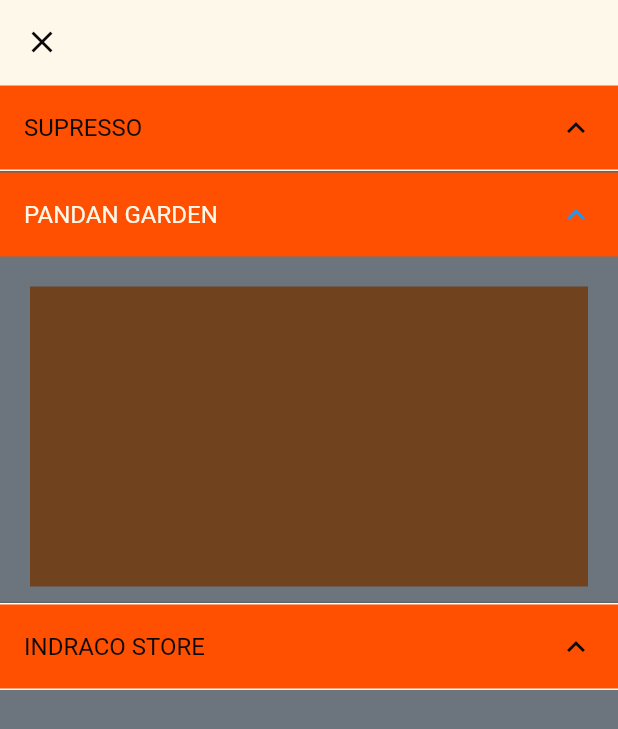
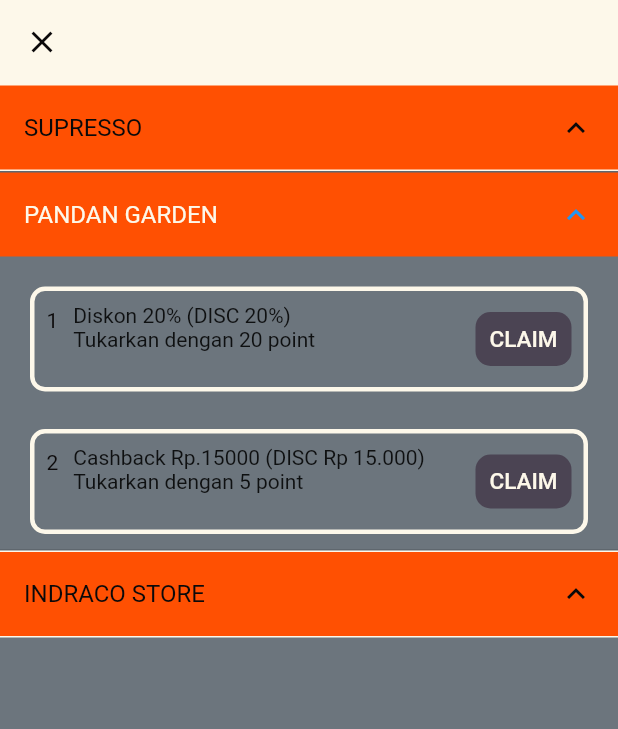
Before and after one commit to RonwasHere/dio, a Flutter app: the EnamPage screen opened directly, after a tap on "PANDAN GARDEN", on a phone screen of 412 x 824 dp. Shown: the top 729 px of the screen. Run offline on Flutter 3.47's test engine with Material 2 defaults, Android fonts, the phone set to English and light mode, and no system bars; our stand-ins replace carousel_slider, gallery_saver.

Commit message:
fix = children expansion tile, [isinya container kode vouceher] sudah fix + file sdh dipisah

```diff
--- a/lib/dua_page.dart
+++ b/lib/dua_page.dart
@@ -1,4 +1,4 @@
-import 'package:dio/theme.dart/theme_file.dart';
+import 'package:dio/theme/theme_file.dart';
 import 'package:flutter/material.dart';
 import 'package:carousel_slider/carousel_slider.dart';
 
--- a/lib/enam_page.dart
+++ b/lib/enam_page.dart
@@ -1,4 +1,5 @@
-import 'package:dio/theme.dart/theme_file.dart';
+import 'package:dio/theme/theme_file.dart';
+import 'package:dio/widget/container_voucher.dart';
 import 'package:flutter/material.dart';
 
 //HLMN VOUCHER
@@ -36,6 +37,13 @@ class _EnamPageState extends State<EnamPage> {
   bool _customText1 = false;
   bool _customText2 = false;
 
+  //untuk widget voucher
+  // Widget voucher (){
+  //   int number,
+  //   String title,
+  //   String description,
+  // }
+
   @override
   Widget build(BuildContext context) {
     return Scaffold(
@@ -62,46 +70,11 @@ class _EnamPageState extends State<EnamPage> {
                 //CUSTOM CONTAINER U/ DISKON, KETERANGAN + TOMBOL CLAIM
                 children: [
                   SizedBox(height: 10),
-                  Container(
-                    margin: EdgeInsets.only(
-                        left: 20, right: 20, top: 10, bottom: 10),
-                    height: 200,
-                    decoration: BoxDecoration(
-                      borderRadius: BorderRadius.circular(10),
-                      border: Border.all(color: kWhiteColor, width: 3),
-                    ),
-                    child: Row(
-                      mainAxisAlignment: MainAxisAlignment.start,
-                      children: [
-                        Text(
-                          '1',
-                          style: TextStyle(color: kBlackColor),
-                        ),
-                        Column(
-                          children: [
-                            Text('Diskon 10 % (DISCON 10%)'),
-                            Text('Tukarkan Dengan 10 point'),
-                          ],
-                        ),
-                        Expanded(
-                          child: TextButton(
-                            style: TextButton.styleFrom(
-                              backgroundColor: kDarkGreyColor,
-                              shape: RoundedRectangleBorder(
-                                borderRadius: BorderRadius.circular(10),
-                              ),
-                            ),
-                            onPressed: () {},
-                            child: Text(
-                              'CLAIM',
-                              style:
-                                  TextStyle(fontSize: 15, color: kWhiteColor),
-                            ),
-                          ),
-                        ),
-                      ],
-                    ),
-                  ),
+                  ContainerVoucher(
+                      //method ada di folder widget
+                      number: '1',
+                      title: 'Diskon 10% (DISC 10%)',
+                      subtitle: 'Tukarkan dengan 10 point'),
                 ],
                 onExpansionChanged: (bool expanded) {
                   setState(() {
@@ -139,11 +112,18 @@ class _EnamPageState extends State<EnamPage> {
         //CUSTOM CONTAINER U/ DISKON, KETERANGAN + TOMBOL CLAIM
         children: [
           SizedBox(height: 10),
-          Container(
-            margin: EdgeInsets.only(left: 20, right: 20, top: 10, bottom: 10),
-            height: 200,
-            color: kBrownColor,
-          )
+          ContainerVoucher(
+            //method ada di folder widget
+            number: '1',
+            title: 'Diskon 20% (DISC 20%)',
+            subtitle: 'Tukarkan dengan 20 point',
+          ),
+          SizedBox(height: 5),
+          ContainerVoucher(
+              //method ada di folder widget
+              number: '2',
+              title: 'Cashback Rp.15000 (DISC Rp 15.000)',
+              subtitle: 'Tukarkan dengan 5 point'),
         ],
         onExpansionChanged: (bool expanded) {
           setState(() {
@@ -172,11 +152,12 @@ class _EnamPageState extends State<EnamPage> {
         //CUSTOM CONTAINER U/ DISKON, KETERANGAN + TOMBOL CLAIM
         children: [
           SizedBox(height: 10),
-          Container(
-            margin: EdgeInsets.only(left: 20, right: 20, top: 10, bottom: 10),
-            height: 200,
-            color: kBrownColor,
-          )
+          ContainerVoucher(
+            //method ada di folder widget
+            number: '1',
+            title: 'Diskon 10% (DISC 10%)',
+            subtitle: 'Tukarkan dengan 10 point',
+          ),
         ],
         onExpansionChanged: (bool expanded) {
           setState(() {
--- a/lib/lima_page.dart
+++ b/lib/lima_page.dart
@@ -1,4 +1,4 @@
-import 'package:dio/theme.dart/theme_file.dart';
+import 'package:dio/theme/theme_file.dart';
 import 'package:flutter/material.dart';
 
 //HALAMAN NOTIFIKASI
--- a/lib/main/main_screen.dart
+++ b/lib/main/main_screen.dart
@@ -3,7 +3,7 @@ import 'package:dio/empat_page.dart';
 import 'package:dio/enam_page.dart';
 import 'package:dio/lima_page.dart';
 import 'package:dio/satu_page.dart';
-import 'package:dio/theme.dart/theme_file.dart';
+import 'package:dio/theme/theme_file.dart';
 import 'package:flutter/material.dart';
 
 class MainScreen extends StatefulWidget {
--- a/lib/satu_page.dart
+++ b/lib/satu_page.dart
@@ -1,4 +1,4 @@
-import 'package:dio/theme.dart/theme_file.dart';
+import 'package:dio/theme/theme_file.dart';
 import 'package:flutter/material.dart';
 import 'package:carousel_slider/carousel_slider.dart';
 
--- a/lib/tiga_page.dart
+++ b/lib/tiga_page.dart
@@ -1,4 +1,4 @@
-import 'package:dio/theme.dart/theme_file.dart';
+import 'package:dio/theme/theme_file.dart';
 import 'package:flutter/material.dart';
 
 class TigaPage extends StatelessWidget {
--- /dev/null
+++ b/lib/widget/container_voucher.dart
@@ -0,0 +1,64 @@
+import 'package:flutter/material.dart';
+import 'package:dio/theme/theme_file.dart';
+//file ini untuk container yg isinya kode vouceher saja (nomer,diskon 10%,button claim)
+//file kepalanya, (expansion tile + tanda panah), ada di enam.dart
+
+class ContainerVoucher extends StatelessWidget {
+  String number;
+  String title;
+  String subtitle;
+  ContainerVoucher({
+    required this.number,
+    required this.title,
+    required this.subtitle,
+  });
+
+  @override
+  Widget build(BuildContext context) {
+    return Container(
+      margin: EdgeInsets.only(left: 20, right: 20, top: 10, bottom: 10),
+      height: 70,
+      decoration: BoxDecoration(
+        borderRadius: BorderRadius.circular(10),
+        border: Border.all(color: kWhiteColor, width: 3),
+      ),
+      child: Padding(
+        padding: const EdgeInsets.all(8.0),
+        child: Row(
+          // mainAxisAlignment: MainAxisAlignment.spaceEvenly,
+          children: [
+            Padding(
+              padding: const EdgeInsets.only(bottom: 25),
+              child: Text(
+                number.toString(),
+                style: TextStyle(color: kBlackColor),
+              ),
+            ),
+            SizedBox(width: 10),
+            Column(
+              crossAxisAlignment: CrossAxisAlignment.start,
+              children: [
+                Text(title),
+                Text(subtitle),
+              ],
+            ),
+            Spacer(), //untuk spasi jarak yg kosong sampi mentok
+            TextButton(
+              style: TextButton.styleFrom(
+                backgroundColor: kDarkGreyColor,
+                shape: RoundedRectangleBorder(
+                  borderRadius: BorderRadius.circular(10),
+                ),
+              ),
+              onPressed: () {},
+              child: Text(
+                'CLAIM',
+                style: TextStyle(fontSize: 15, color: kWhiteColor),
+              ),
+            ),
+          ],
+        ),
+      ),
+    );
+  }
+}
```
Also changed, not shown: lib/theme/theme_file.dart (renamed from lib/theme.dart/theme_file.dart).
